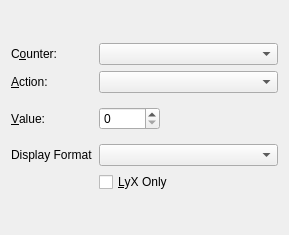
First picture: the form in src/frontends/qt/ui/CounterUi.ui, repository cburschka/lyx, before the edit.
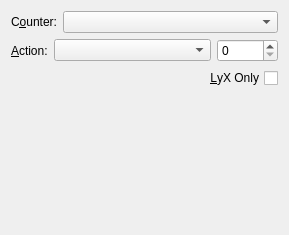
Second picture: the form after the edit.

Commit message:
More polishing of counter dialog. Thanks to Jürgen for help.
Also, remove the 'display value' option. We will move this to InsetInfo
at some point.

What changed in the file:
```diff
--- a/src/frontends/qt/ui/CounterUi.ui
+++ b/src/frontends/qt/ui/CounterUi.ui
@@ -13,10 +13,10 @@
   <property name="windowTitle">
    <string/>
   </property>
-  <layout class="QGridLayout" name="gridLayout_2">
-   <item row="0" column="0">
-    <layout class="QGridLayout" name="gridLayout">
-     <item row="0" column="0">
+  <layout class="QVBoxLayout" name="verticalLayout">
+   <item>
+    <layout class="QHBoxLayout" name="horizontalLayout">
+     <item>
       <widget class="QLabel" name="counterLA">
        <property name="text">
         <string>C&amp;ounter:</string>
@@ -26,7 +26,7 @@
        </property>
       </widget>
      </item>
-     <item row="0" column="1">
+     <item>
       <widget class="QComboBox" name="counterCB">
        <property name="sizePolicy">
         <sizepolicy hsizetype="MinimumExpanding" vsizetype="Fixed">
@@ -39,7 +39,11 @@
        </property>
       </widget>
      </item>
-     <item row="1" column="0">
+    </layout>
+   </item>
+   <item>
+    <layout class="QHBoxLayout" name="horizontalLayout_2">
+     <item>
       <widget class="QLabel" name="actionLA">
        <property name="text">
         <string>&amp;Action:</string>
@@ -49,7 +53,7 @@
        </property>
       </widget>
      </item>
-     <item row="1" column="1">
+     <item>
       <widget class="QComboBox" name="actionCB">
        <property name="sizePolicy">
         <sizepolicy hsizetype="MinimumExpanding" vsizetype="Fixed">
@@ -62,18 +66,6 @@
        </property>
       </widget>
      </item>
-     <item row="2" column="0">
-      <widget class="QLabel" name="valueLA">
-       <property name="text">
-        <string>&amp;Value:</string>
-       </property>
-       <property name="buddy">
-        <cstring>valueSB</cstring>
-       </property>
-      </widget>
-     </item>
-     <item row="2" column="1">
-      <layout class="QHBoxLayout" name="horizontalLayout">
        <item>
         <widget class="QSpinBox" name="valueSB">
          <property name="maximum">
@@ -81,6 +73,10 @@
          </property>
         </widget>
        </item>
+    </layout>
+   </item>
+   <item>
+    <layout class="QHBoxLayout" name="horizontalLayout_3">
        <item>
         <spacer name="horizontalSpacer">
          <property name="orientation">
@@ -88,41 +84,19 @@
          </property>
          <property name="sizeHint" stdset="0">
           <size>
-           <width>13</width>
-           <height>39</height>
+         <width>40</width>
+         <height>20</height>
           </size>
          </property>
         </spacer>
        </item>
-      </layout>
-     </item>
-     <item row="3" column="0">
-      <widget class="QLabel" name="vtypeLA">
-       <property name="text">
-        <string>Display Format</string>
-       </property>
-       <property name="buddy">
-        <cstring>vtypeCB</cstring>
-       </property>
-      </widget>
-     </item>
-     <item row="3" column="1">
-      <widget class="QComboBox" name="vtypeCB">
-       <property name="sizePolicy">
-        <sizepolicy hsizetype="MinimumExpanding" vsizetype="Fixed">
-         <horstretch>0</horstretch>
-         <verstretch>0</verstretch>
-        </sizepolicy>
-       </property>
-      </widget>
-     </item>
-     <item row="4" column="1">
+     <item>
       <widget class="QCheckBox" name="lyxonlyXB">
        <property name="toolTip">
         <string>Affect counters only in LyX, not in output</string>
        </property>
        <property name="layoutDirection">
-        <enum>Qt::LeftToRight</enum>
+        <enum>Qt::RightToLeft</enum>
        </property>
        <property name="text">
         <string>&amp;LyX Only</string>
@@ -131,6 +105,19 @@
      </item>
     </layout>
    </item>
+   <item>
+    <spacer name="verticalSpacer">
+     <property name="orientation">
+      <enum>Qt::Vertical</enum>
+     </property>
+     <property name="sizeHint" stdset="0">
+      <size>
+       <width>20</width>
+       <height>40</height>
+      </size>
+     </property>
+    </spacer>
+   </item>
   </layout>
  </widget>
  <includes>
```
Left out of the diff: 2 changed lines with no effect on the pictures. Lines whose indentation alone changed are shown as unchanged. The commit also changes 4 other files.
